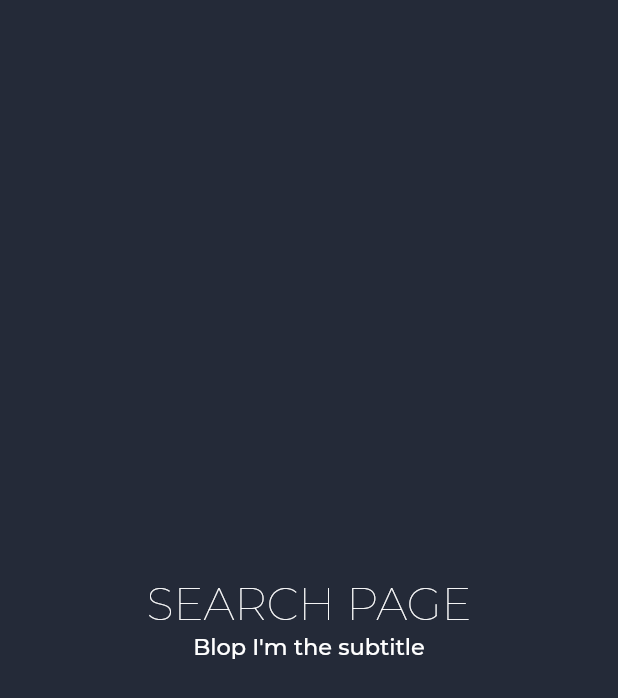
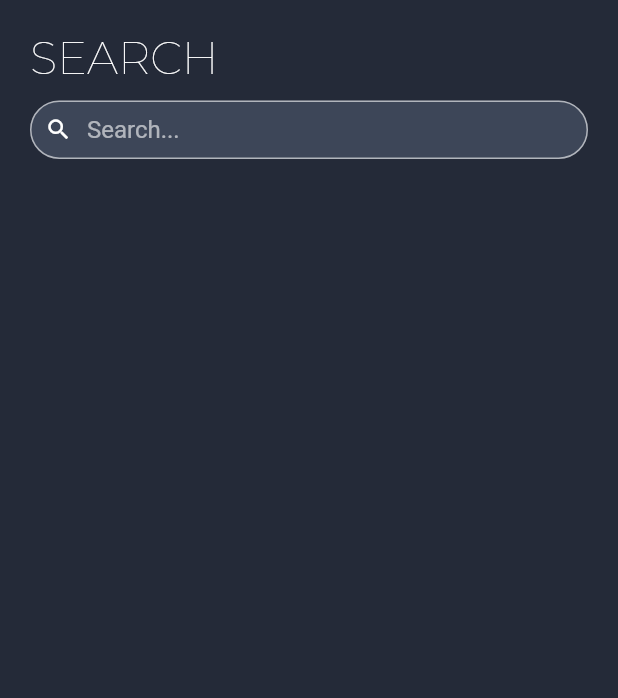
Before and after one commit to Thomas-Silinski/flutter-1, a Flutter app: the SearchScreen screen opened directly, on a phone screen of 412 x 824 dp. Shown: the top 698 px of the screen. Run offline on Flutter 3.47's test engine with Material 2 defaults, Android fonts, the phone set to English and light mode, and no system bars; our stand-ins replace google_fonts.

Commit message:
[FEAT](search screen): search bar component

```diff
--- /dev/null
+++ b/lib/components/search_bar.dart
@@ -0,0 +1,32 @@
+import 'package:flutter/material.dart';
+import 'package:project/constants/colors.dart';
+
+class SearchBarWidget extends StatelessWidget {
+  SearchBarWidget({Key? key}) : super(key: key);
+
+  final TextEditingController _controller = TextEditingController();
+
+  @override
+  Widget build(BuildContext context) {
+    return TextField(
+      textAlignVertical: TextAlignVertical.center,
+      controller: _controller,
+      decoration: const InputDecoration(
+        prefixIcon: Padding(
+          padding: EdgeInsets.symmetric(horizontal: 10),
+          child: Icon(
+            Icons.search,
+            color: Colors.white,
+          ),
+        ),
+        prefixIconConstraints: BoxConstraints(maxHeight: 20),
+        hintText: 'Search...',
+        contentPadding: EdgeInsets.symmetric(
+          vertical: 10,
+          horizontal: 20,
+        ),
+        isDense: true,
+      ),
+    );
+  }
+}
--- a/lib/screens/search_screen.dart
+++ b/lib/screens/search_screen.dart
@@ -1,4 +1,5 @@
 import 'package:flutter/material.dart';
+import 'package:project/components/search_bar.dart';
 
 class SearchScreen extends StatefulWidget {
   const SearchScreen({Key? key}) : super(key: key);
@@ -12,17 +13,23 @@ class _SearchScreenState extends State<SearchScreen> {
   Widget build(BuildContext context) {
     return Scaffold(
       body: SafeArea(
-        child: Center(
+        child: Padding(
+          padding: const EdgeInsets.symmetric(horizontal: 20),
           child: Column(
-            mainAxisAlignment: MainAxisAlignment.center,
+            crossAxisAlignment: CrossAxisAlignment.start,
             children: <Widget>[
-              Text(
-                'SEARCH PAGE',
-                style: Theme.of(context).textTheme.headline1,
+              Padding(
+                padding: const EdgeInsets.only(
+                  top: 20,
+                ),
+                child: Text(
+                  'SEARCH',
+                  style: Theme.of(context).textTheme.headline1,
+                ),
               ),
-              Text(
-                "Blop I'm the subtitle",
-                style: Theme.of(context).textTheme.bodyText1,
+              Padding(
+                padding: const EdgeInsets.only(top: 10.0),
+                child: SearchBarWidget(),
               ),
             ],
           ),
--- a/lib/themes/themes.dart
+++ b/lib/themes/themes.dart
@@ -30,5 +30,26 @@ class Themes {
         ),
       ),
     ),
+    inputDecorationTheme: InputDecorationTheme(
+      fillColor: kDarkGrey.withOpacity(0.6),
+      filled: true,
+      contentPadding: const EdgeInsets.only(left: 20),
+      border: const OutlineInputBorder(
+        borderRadius: BorderRadius.all(Radius.circular(50)),
+        // borderSide: BorderSide(color: kSecondaryColor),
+      ),
+      errorBorder: OutlineInputBorder(
+        borderSide: const BorderSide(color: Colors.red),
+        borderRadius: BorderRadius.circular(50.0),
+      ),
+      focusedBorder: const OutlineInputBorder(
+        borderSide: BorderSide(
+          color: Colors.white,
+        ),
+        borderRadius: BorderRadius.all(
+          Radius.circular(50),
+        ),
+      ),
+    ),
   );
 }
```
